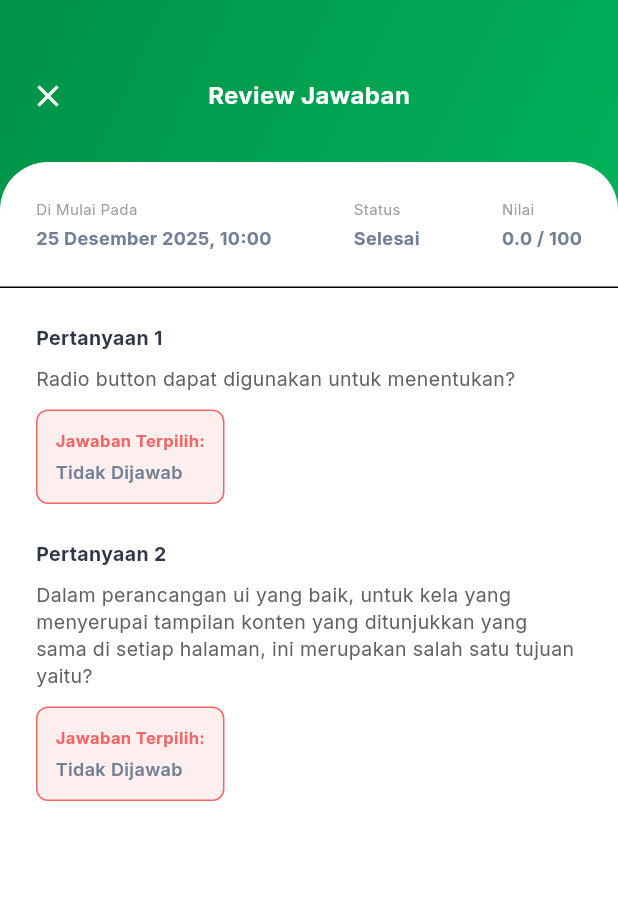
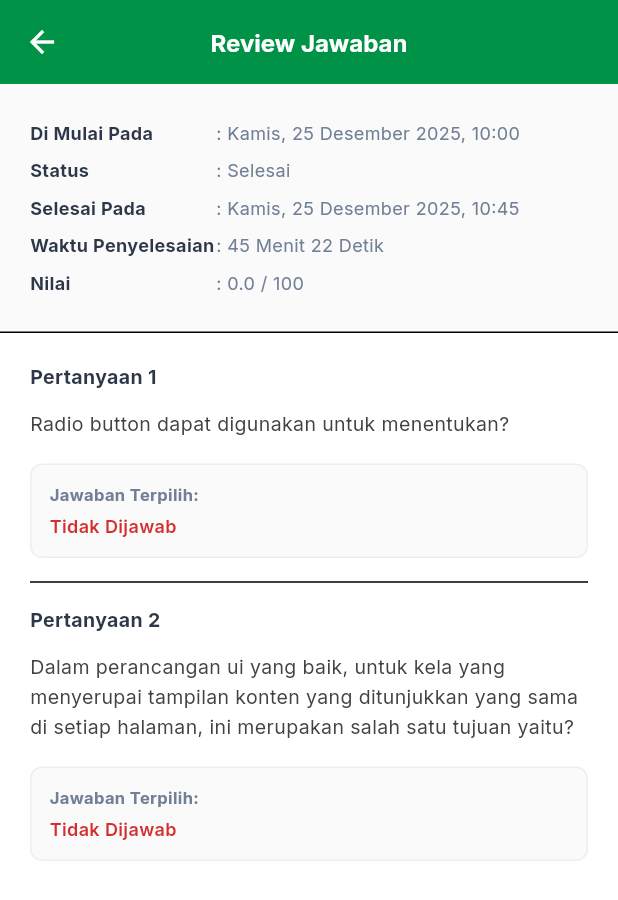
Before and after one commit to siapaajaboleh888/UAS_Smart-UIM, a Flutter app: the QuizReviewScreen screen opened directly with sample values from the repository, on a phone screen of 412 x 824 dp. Shown: the top 900 px of the screen. Run offline on Flutter 3.47's test engine with Material 3 defaults, Android fonts, the phone set to English and light mode, and no system bars; our stand-ins replace google_fonts, image_picker, shared_preferences; accounts and stored records are empty.

Commit message:
Redesign Quiz & Review screens based on reference images with green theme

```diff
--- a/lib/screens/quiz_review_screen.dart
+++ b/lib/screens/quiz_review_screen.dart
@@ -14,83 +14,50 @@ class QuizReviewScreen extends StatelessWidget {
 
     return Scaffold(
       backgroundColor: Colors.white,
-      body: Stack(
-        children: [
-          // Header Background
-          Container(
-            height: 200,
-            width: double.infinity,
-            decoration: const BoxDecoration(
-              gradient: AppColors.primaryGradient,
+      appBar: AppBar(
+        title: const Text('Review Jawaban', style: TextStyle(fontSize: 16, fontWeight: FontWeight.bold, color: Colors.white)),
+        backgroundColor: AppColors.primary,
+        centerTitle: true,
+        leading: IconButton(
+          icon: const Icon(Icons.arrow_back, color: Colors.white),
+          onPressed: () => Navigator.pop(context),
         ),
       ),
-
-          Column(
+      body: Column(
         children: [
-              // Top Navigation Bar
-              Padding(
-                padding: const EdgeInsets.only(top: 40, left: 8, right: 8),
-                child: Row(
+          // Result Summary Table
+          Container(
+            padding: const EdgeInsets.all(20),
+            color: Colors.grey.shade50,
+            child: Table(
+              columnWidths: const {
+                0: FlexColumnWidth(1),
+                1: FlexColumnWidth(2),
+              },
               children: [
-                    IconButton(
-                      icon: const Icon(Icons.close, color: Colors.white),
-                      onPressed: () => Navigator.pop(context),
-                    ),
-                    const Expanded(
-                      child: Center(
-                        child: Text(
-                          'Review Jawaban',
-                          style: const TextStyle(
-                            color: Colors.white,
-                            fontSize: 16,
-                            fontWeight: FontWeight.bold,
-                          ),
-                        ),
-                      ),
-                    ),
-                    const SizedBox(width: 48),
+                _buildTableRow('Di Mulai Pada', 'Kamis, 25 Desember 2025, 10:00'),
+                _buildTableRow('Status', 'Selesai'),
+                _buildTableRow('Selesai Pada', 'Kamis, 25 Desember 2025, 10:45'),
+                _buildTableRow('Waktu Penyelesaian', '45 Menit 22 Detik'),
+                _buildTableRow('Nilai', '${score.toStringAsFixed(1)} / 100'),
               ],
             ),
           ),
 
-              const SizedBox(height: 20),
-
-              // Content Card
-              Expanded(
-                child: Container(
-                  width: double.infinity,
-                  decoration: const BoxDecoration(
-                    color: Colors.white,
-                    borderRadius: BorderRadius.only(
-                      topLeft: Radius.circular(32),
-                      topRight: Radius.circular(32),
-                    ),
-                  ),
-                  child: Column(
-                    children: [
-                      // Result Summary Padding
-                      Padding(
-                        padding: const EdgeInsets.all(24),
-                        child: Row(
-                          mainAxisAlignment: MainAxisAlignment.spaceBetween,
-                          children: [
-                            _buildInfoColumn('Di Mulai Pada', '25 Desember 2025, 10:00'),
-                            _buildInfoColumn('Status', 'Selesai'),
-                            _buildInfoColumn('Nilai', '${score.toStringAsFixed(1)} / 100'),
-                          ],
-                        ),
-                      ),
           const Divider(height: 1),
 
           // Questions List
           Expanded(
             child: ListView.separated(
-                          padding: const EdgeInsets.all(24),
+              padding: const EdgeInsets.all(20),
               itemCount: quiz.questions.length,
-                          separatorBuilder: (context, index) => const SizedBox(height: 24),
+              separatorBuilder: (context, index) => const Divider(height: 32),
               itemBuilder: (context, index) {
                 final question = quiz.questions[index];
                 bool isCorrect = question.selectedAnswerIndex == question.correctAnswerIndex;
+                String label = question.selectedAnswerIndex != null
+                    ? String.fromCharCode(65 + question.selectedAnswerIndex!)
+                    : '-';
 
                 return Column(
                   crossAxisAlignment: CrossAxisAlignment.start,
@@ -103,42 +70,45 @@ class QuizReviewScreen extends StatelessWidget {
                         color: AppColors.textPrimary,
                       ),
                     ),
-                                const SizedBox(height: 8),
+                    const SizedBox(height: 12),
                     Text(
                       question.text,
                       style: TextStyle(
                         fontSize: 13,
-                                    color: Colors.grey.shade700,
-                                    height: 1.4,
+                        color: Colors.grey.shade800,
+                        height: 1.5,
                       ),
                     ),
-                                const SizedBox(height: 12),
+                    const SizedBox(height: 16),
                     Container(
+                      width: double.infinity,
                       padding: const EdgeInsets.all(12),
                       decoration: BoxDecoration(
-                                    color: isCorrect ? AppColors.success.withOpacity(0.1) : AppColors.error.withOpacity(0.1),
+                        color: Colors.grey.shade50,
                         borderRadius: BorderRadius.circular(8),
-                                    border: Border.all(
-                                      color: isCorrect ? AppColors.success : AppColors.error,
-                                    ),
+                        border: Border.all(color: Colors.grey.shade200),
                       ),
                       child: Column(
                         crossAxisAlignment: CrossAxisAlignment.start,
                         children: [
-                                      Text(
+                          const Text(
                             'Jawaban Terpilih:',
                             style: TextStyle(
                               fontSize: 11,
                               fontWeight: FontWeight.bold,
-                                          color: isCorrect ? AppColors.success : AppColors.error,
+                              color: AppColors.textSecondary,
                             ),
                           ),
                           const SizedBox(height: 4),
                           Text(
                             question.selectedAnswerIndex != null
-                                            ? question.options[question.selectedAnswerIndex!]
+                                ? '$label. ${question.options[question.selectedAnswerIndex!]}'
                                 : 'Tidak Dijawab',
-                                        style: const TextStyle(fontSize: 12, fontWeight: FontWeight.w600),
+                            style: TextStyle(
+                              fontSize: 12,
+                              fontWeight: FontWeight.w600,
+                              color: isCorrect ? Colors.green.shade700 : Colors.red.shade700,
+                            ),
                           ),
                         ],
                       ),
@@ -150,27 +120,25 @@ class QuizReviewScreen extends StatelessWidget {
           ),
         ],
       ),
-                ),
-              ),
-            ],
-          ),
-        ],
-      ),
     );
   }
 
-  Widget _buildInfoColumn(String label, String value) {
-    return Column(
-      crossAxisAlignment: CrossAxisAlignment.start,
+  TableRow _buildTableRow(String label, String value) {
+    return TableRow(
       children: [
-        Text(
+        Padding(
+          padding: const EdgeInsets.symmetric(vertical: 4),
+          child: Text(
             label,
-          style: TextStyle(fontSize: 10, color: Colors.grey.shade500),
+            style: const TextStyle(fontSize: 12, fontWeight: FontWeight.bold, color: AppColors.textPrimary),
           ),
-        const SizedBox(height: 4),
-        Text(
-          value,
-          style: const TextStyle(fontSize: 12, fontWeight: FontWeight.bold),
+        ),
+        Padding(
+          padding: const EdgeInsets.symmetric(vertical: 4),
+          child: Text(
+            ': $value',
+            style: const TextStyle(fontSize: 12, color: AppColors.textSecondary),
+          ),
         ),
       ],
     );
```
Also changed, not shown: lib/screens/quiz_screen.dart (+79 -51 lines). Lines whose indentation alone changed are shown as unchanged.
